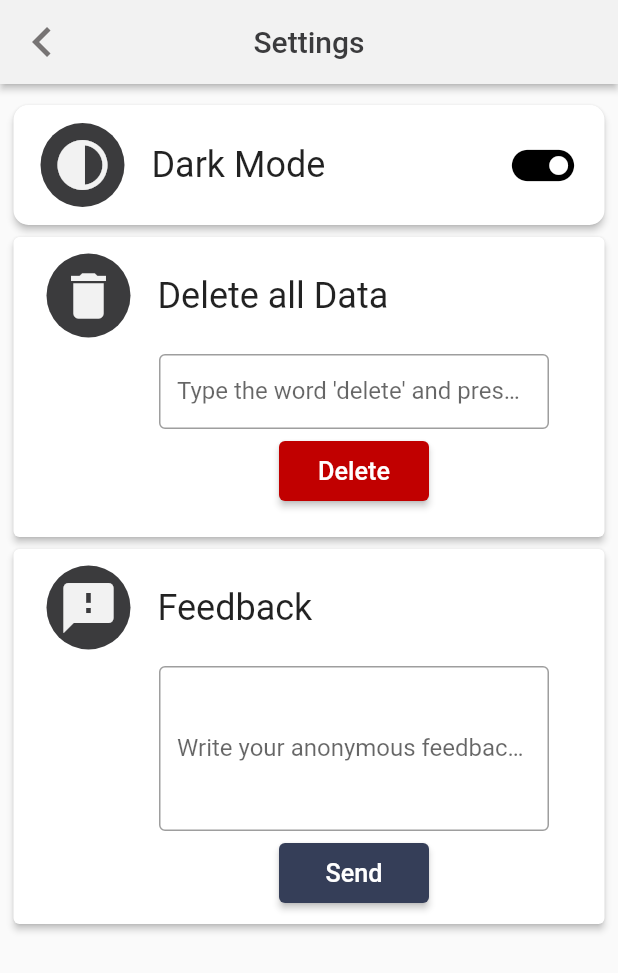
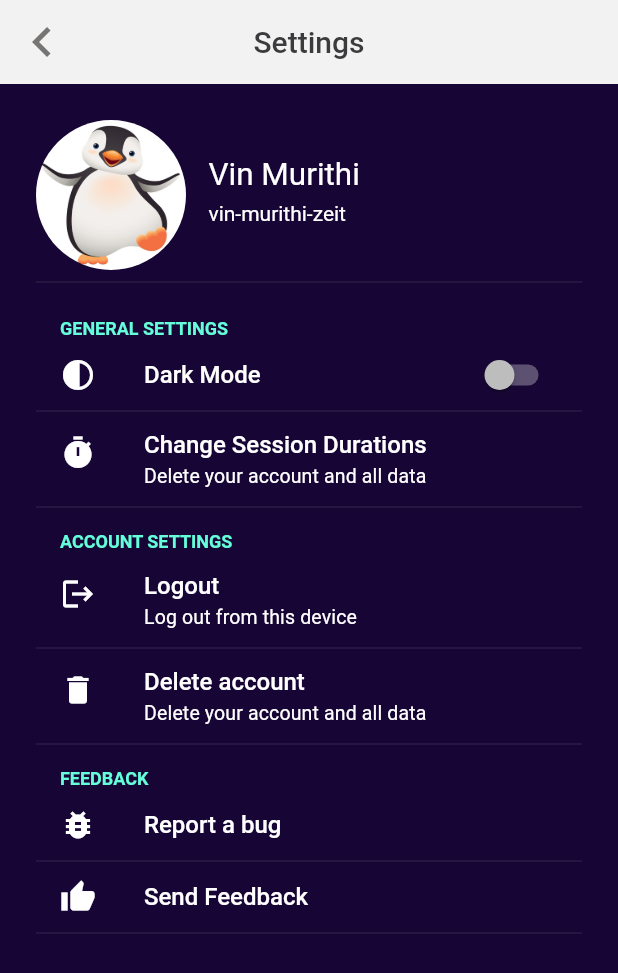
Before and after one commit to vin-murithi/zeit-prototype, a Flutter app: the screen it shows after launch, after a tap on the "settings" icon, on a phone screen of 412 x 824 dp. Shown: the top 973 px of the screen. Run offline on Flutter 3.47's test engine with Material 2 defaults, Android fonts, the light colour scheme and no system bars; drawn by our look-alikes of flutter_settings_screens; our stand-ins replace audioplayers, pie_chart, table_calendar.

Commit message:
Managed to fix initSettings issue

```diff
--- a/lib/main.dart
+++ b/lib/main.dart
@@ -1,23 +1,38 @@
 import 'package:flutter/material.dart';
+import 'screens/settings/settings.dart';
+import 'package:flutter_settings_screens/flutter_settings_screens.dart';
 import 'package:zeit/screens/home/home_screen.dart';
 
-void main() {
+Future<void> main() async{
+  await initSettings();
   runApp(const MyApp());
 }
 
+Future<void> initSettings() async {
+      SharePreferenceCache spCache = SharePreferenceCache();
+      await spCache.init();
+      await Settings.init(cacheProvider: spCache);
+    }
+
 class MyApp extends StatelessWidget {
   const MyApp({Key? key}) : super(key: key);
-
   @override
   Widget build(BuildContext context) {
-    return MaterialApp(
-      debugShowCheckedModeBanner: false,
-      title: 'Zeit',
-      theme: ThemeData(
-        visualDensity: VisualDensity.adaptivePlatformDensity,
+    const String darkModeKey = "key-dark-mode";
+    return ValueChangeObserver<bool>(
+      cacheKey: darkModeKey,
+      defaultValue: true,
+      builder: (_, isDarkMode, __) => MaterialApp(
+        debugShowCheckedModeBanner: false,
+        title: 'Zeit',
+        theme: isDarkMode
+            ? ThemeData.dark().copyWith(
+                primaryColor: Colors.teal,
+                scaffoldBackgroundColor: const Color(0xFF170635),
+                canvasColor: const Color(0xFF170635))
+            : ThemeData.light(),
+        home: const HomeScreen(),
       ),
-      // home: HomeScreen(),
-      home: const HomeScreen(),
     );
   }
 }
--- a/lib/screens/home/home_screen.dart
+++ b/lib/screens/home/home_screen.dart
@@ -5,6 +5,7 @@ import 'package:zeit/controllers/database.dart';
 import 'package:zeit/screens/history/history.dart';
 import 'package:zeit/screens/settings/settings.dart';
 import 'package:audioplayers/audioplayers.dart';
+import 'package:flutter_settings_screens/flutter_settings_screens.dart';
 
 class HomeScreen extends StatefulWidget {
   const HomeScreen({Key? key}) : super(key: key);
@@ -572,9 +573,8 @@ class _HomeScreenState extends State<HomeScreen> {
           onPressed: () {
             Navigator.push(
               context,
-              MaterialPageRoute(builder: (context) => const Settings()),
+              MaterialPageRoute(builder: (context) => const SettingsPage()),
             );
-            print('feature not yet implemented');
           },
           icon: const CircleAvatar(
               backgroundColor: kTertiaryColor,
--- a/lib/screens/settings/settings.dart
+++ b/lib/screens/settings/settings.dart
@@ -1,20 +1,21 @@
 import 'package:flutter/material.dart';
-import 'package:flutter/services.dart';
 import 'package:zeit/constants.dart';
+import 'package:flutter_settings_screens/flutter_settings_screens.dart';
 
-class Settings extends StatefulWidget {
-  const Settings({Key? key}) : super(key: key);
+class SettingsPage extends StatefulWidget {
+  static const keyDarkMode = "key-dark-mode";
+  const SettingsPage({Key? key}) : super(key: key);
 
   @override
-  State<Settings> createState() => _SettingsState();
+  State<SettingsPage> createState() => _SettingsPageState();
 }
 
-class _SettingsState extends State<Settings> {
+class _SettingsPageState extends State<SettingsPage> {
   @override
   Widget build(BuildContext context) {
     return Scaffold(
       appBar: AppBar(
-        elevation: 2,
+        elevation: 0,
         leading: IconButton(
           icon: const Icon(Icons.chevron_left),
           onPressed: () {
@@ -30,210 +31,113 @@ class _SettingsState extends State<Settings> {
           style: TextStyle(color: kTextColor),
         ),
       ),
-      body: SingleChildScrollView(
-        child: Center(
-          child: Padding(
-            padding: const EdgeInsets.fromLTRB(5, 10, 5, 0),
-            child: Column(
+      body: ListView(
+        padding: const EdgeInsets.all(24),
+        //List with all settings tile
+        children: [
+          //User profile card
+          buildUserProfileCard(),
+          //General Settings tiles
+          SettingsGroup(
+            title: 'General Settings',
+            children: <Widget>[
+              buildDarkModeTile(context),
+              buildSessionTimeTile()
+            ],
+          ),
+          //Account Settings tiles
+          SettingsGroup(
+            title: 'Account Settings',
+            children: <Widget>[buildLogoutTile(), buildDeleteAccountTile()],
+          ),
+          //Feedback  tiles
+          SettingsGroup(
+            title: 'Feedback',
+            children: <Widget>[buildReportBugTile(), buildGiveFeedbackTile()],
+          ),
+        ],
+      ),
+    );
+  }
+
+//User Profile Card
+  Widget buildUserProfileCard() => Container(
+        child: Column(
+          children: [
+            Row(
+              mainAxisAlignment: MainAxisAlignment.start,
+              crossAxisAlignment: CrossAxisAlignment.center,
               children: [
-                Card(
-                  elevation: 2,
-                  shadowColor: Colors.black,
-                  shape: RoundedRectangleBorder(
-                    borderRadius: BorderRadius.circular(10),
-                  ),
-                  color: kCardColor,
-                  child: SizedBox(
-                    width: MediaQuery.of(context).size.width * 0.99,
-                    height: 80,
-                    child: Center(
-                      child: ListTile(
-                        leading: CircleAvatar(
-                          radius: 30,
-                          backgroundColor: kTextColor,
-                          child: const Icon(
-                            Icons.contrast,
-                            size: 40,
-                            color: kLightText,
-                          ),
-                        ),
-                        title: Text(
-                          'Dark Mode',
-                          textScaleFactor: 1.5,
-                        ),
-                        trailing: const Icon(
-                          Icons.toggle_on,
-                          size: 50,
-                          color: Colors.black,
-                        ),
-                        onTap: () {
-                          print('toggle dark mode');
-                        },
-                      ),
-                    ),
-                  ),
+                const CircleAvatar(
+                  radius: 50.0,
+                  backgroundImage: AssetImage('assets/images/penguin.jpg'),
+                  backgroundColor: Colors.transparent,
                 ),
-                Card(
-                  elevation: 2,
-                  child: SizedBox(
-                    width: MediaQuery.of(context).size.width * 0.97,
-                    height: 200,
+                Container(
+                  child: Padding(
+                    padding: const EdgeInsets.fromLTRB(10, 0, 0, 0),
                     child: Column(
+                      crossAxisAlignment: CrossAxisAlignment.start,
                       children: [
-                        Card(
-                          elevation: 0,
-                          shadowColor: Colors.black,
-                          shape: RoundedRectangleBorder(
-                            borderRadius: BorderRadius.circular(10),
-                          ),
-                          color: kCardColor,
-                          child: const SizedBox(
-                            height: 70,
-                            child: Center(
-                              child: ListTile(
-                                leading: CircleAvatar(
-                                  radius: 30,
-                                  backgroundColor: kTextColor,
-                                  child: Icon(
-                                    Icons.delete,
-                                    size: 40,
-                                    color: kLightText,
-                                  ),
-                                ),
-                                title: Text(
-                                  'Delete all Data',
-                                  textScaleFactor: 1.5,
-                                ),
-                              ),
-                            ),
+                        Padding(
+                          padding: const EdgeInsets.fromLTRB(5, 0, 0, 5),
+                          child: Text(
+                            'Vin Murithi',
+                            textScaleFactor: 1.5,
                           ),
                         ),
                         Padding(
-                          padding: const EdgeInsets.fromLTRB(60, 0, 0, 0),
-                          child: Column(
-                            children: [
-                              SizedBox(
-                                width: 260,
-                                height: 50,
-                                child: const TextField(
-                                  obscureText: true,
-                                  decoration: InputDecoration(
-                                    border: OutlineInputBorder(),
-                                    labelText:
-                                        "Type the word 'delete' and press OK ",
-                                  ),
-                                ),
-                              ),
-                              Padding(
-                                padding: const EdgeInsets.all(8.0),
-                                child: SizedBox(
-                                  width: 100,
-                                  height: 40,
-                                  child: ElevatedButton(
-                                      style: ElevatedButton.styleFrom(
-                                        primary: kDanger,
-                                        onPrimary: Colors.white,
-                                      ),
-                                      onPressed: () {
-                                        print('delete');
-                                      },
-                                      child: const Text(
-                                        'Delete',
-                                        textScaleFactor: 1.2,
-                                      )),
-                                ),
-                              ),
-                            ],
-                          ),
+                          padding: const EdgeInsets.fromLTRB(5, 0, 0, 5),
+                          child: Text('vin-murithi-zeit'),
                         ),
                       ],
                     ),
                   ),
-                ),
-                Card(
-                  elevation: 2,
-                  child: SizedBox(
-                    width: MediaQuery.of(context).size.width * 0.97,
-                    height: 250,
-                    child: Column(
-                      children: [
-                        Card(
-                          elevation: 0,
-                          shadowColor: Colors.black,
-                          shape: RoundedRectangleBorder(
-                            borderRadius: BorderRadius.circular(10),
-                          ),
-                          color: kCardColor,
-                          child: const SizedBox(
-                            height: 70,
-                            child: Center(
-                              child: ListTile(
-                                leading: CircleAvatar(
-                                  radius: 30,
-                                  backgroundColor: kTextColor,
-                                  child: Icon(
-                                    Icons.feedback,
-                                    size: 40,
-                                    color: kLightText,
-                                  ),
-                                ),
-                                title: Text(
-                                  'Feedback',
-                                  textScaleFactor: 1.5,
-                                ),
-                              ),
-                            ),
-                          ),
-                        ),
-                        Padding(
-                          padding: const EdgeInsets.fromLTRB(60, 0, 0, 0),
-                          child: Column(
-                            children: [
-                              SizedBox(
-                                width: 260,
-                                height: 110,
-                                child: TextField(
-                                  keyboardType: TextInputType.multiline,
-                                  maxLines: 10,
-                                  minLines: 4,
-                                  decoration: InputDecoration(
-                                    border: OutlineInputBorder(),
-                                    labelText:
-                                        'Write your anonymous feedback here..',
-                                  ),
-                                ),
-                              ),
-                              Padding(
-                                padding: const EdgeInsets.all(8.0),
-                                child: SizedBox(
-                                  width: 100,
-                                  height: 40,
-                                  child: ElevatedButton(
-                                      style: ElevatedButton.styleFrom(
-                                        primary: kTertiaryColor,
-                                        onPrimary: Colors.white,
-                                      ),
-                                      onPressed: () {
-                                        print('send feedback');
-                                      },
-                                      child: const Text(
-                                        'Send',
-                                        textScaleFactor: 1.2,
-                                      )),
-                                ),
-                              ),
-                            ],
-                          ),
-                        ),
-                      ],
-                    ),
-                  ),
-                ),
+                )
               ],
             ),
-          ),
+            Divider(),
+          ],
         ),
-      ),
-    );
-  }
+      );
+//General Settings tiles
+  Widget buildDarkModeTile(BuildContext context) => SwitchSettingsTile(
+      settingKey: 'key-dark-mode',
+      title: 'Dark Mode',
+      subtitle: '',
+      leading: const Icon(Icons.contrast),
+      onChange: (_) {});
+  //ToDo: use DropDown Tile
+  Widget buildSessionTimeTile() => SimpleSettingsTile(
+      title: 'Change Session Durations',
+      subtitle: 'Delete your account and all data',
+      leading: const Icon(Icons.timer),
+      onTap: () => ScaffoldMessenger.of(context).showSnackBar(
+          const SnackBar(content: Text('Change Session Durations Clicked'))));
+//Account Settings tiles
+  Widget buildLogoutTile() => SimpleSettingsTile(
+      title: 'Logout',
+      subtitle: 'Log out from this device',
+      leading: const Icon(Icons.logout),
+      onTap: () => ScaffoldMessenger.of(context)
+          .showSnackBar(const SnackBar(content: Text('Log Out Clicked'))));
+  Widget buildDeleteAccountTile() => SimpleSettingsTile(
+      title: 'Delete account',
+      subtitle: 'Delete your account and all data',
+      leading: const Icon(Icons.delete),
+      onTap: () => ScaffoldMessenger.of(context)
+          .showSnackBar(const SnackBar(content: Text('Log Out Clicked'))));
+//Feedback Tiles
+  Widget buildReportBugTile() => SimpleSettingsTile(
+      title: 'Report a bug',
+      subtitle: '',
+      leading: const Icon(Icons.bug_report),
+      onTap: () => ScaffoldMessenger.of(context)
+          .showSnackBar(const SnackBar(content: Text('Report a bug Clicked'))));
+  Widget buildGiveFeedbackTile() => SimpleSettingsTile(
+      title: 'Send Feedback',
+      subtitle: '',
+      leading: const Icon(Icons.thumb_up),
+      onTap: () => ScaffoldMessenger.of(context).showSnackBar(
+          const SnackBar(content: Text('Send Feedback Clicked'))));
 }
--- a/pubspec.yaml
+++ b/pubspec.yaml
@@ -39,8 +39,8 @@ dependencies:
   intl: ^0.17.0
   #For audio playing capabilities
   audioplayers: ^1.0.1
-  #For Neumorphic Layout
-  flutter_neumorphic: ^3.2.0
+  #For settings page
+  flutter_settings_screens: ^0.2.2+1
 
   # The following adds the Cupertino Icons font to your application.
   # Use with the CupertinoIcons class for iOS style icons.
```
Also changed, not shown: assets/images/penguin.jpg (added), pubspec.lock, 1 other file.
